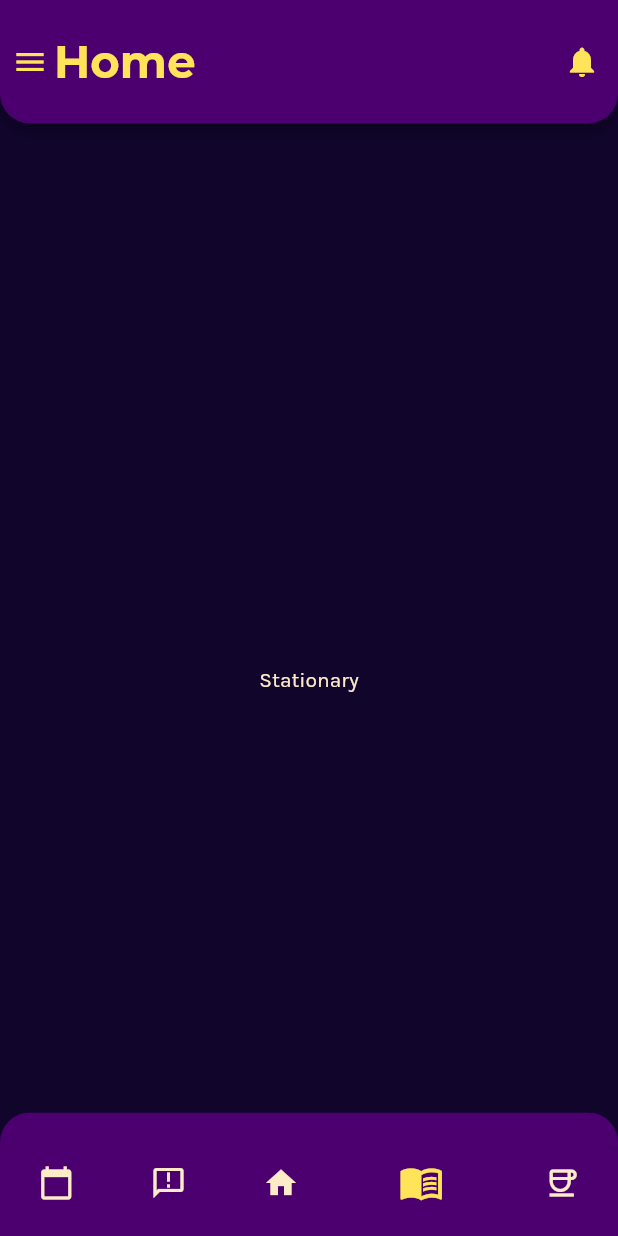
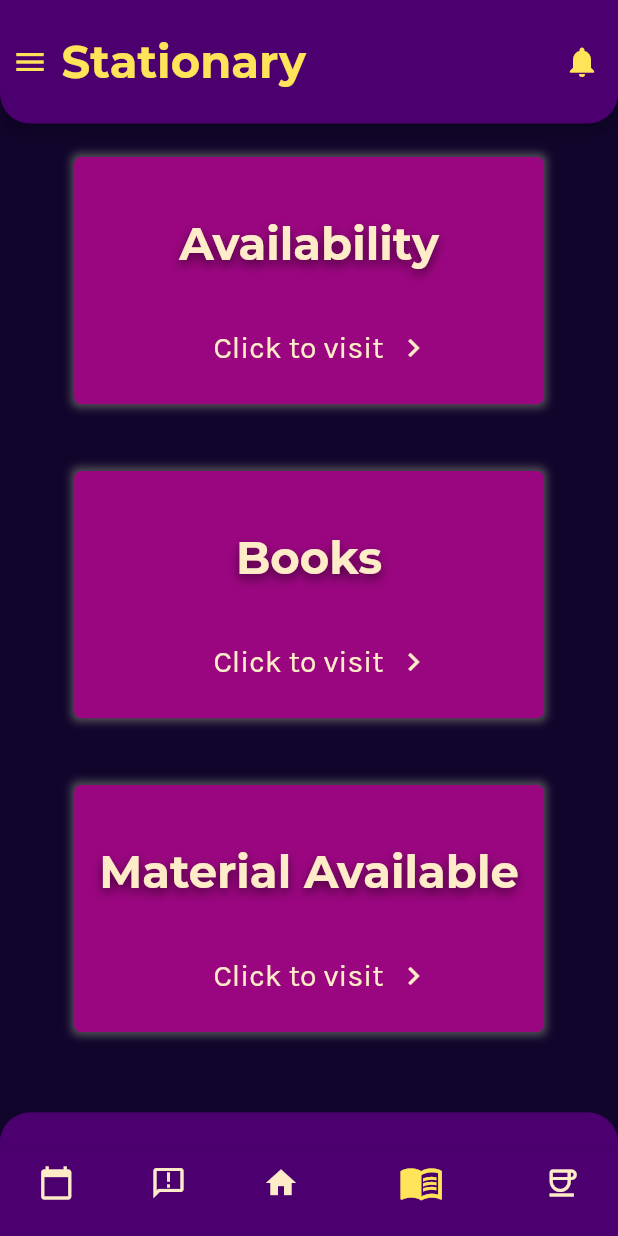
Before and after one commit to arhamsc/SISAC-FrontEnd, a Flutter app: the TabScreen screen opened by its route, item 4 of the bottom bar chosen, on a phone screen of 412 x 824 dp. Run offline on Flutter 3.47's test engine with Material 2 defaults, Android fonts, the phone set to English and light mode, and no system bars; our stand-ins replace shared_preferences; accounts and stored records are empty.

Commit message:
Added bottom screens and fetch menu method

```diff
--- /dev/null
+++ b/lib/providers/cafetaria/cafataria_providers.dart
@@ -0,0 +1,92 @@
+import 'dart:async';
+import 'dart:convert';
+
+import 'package:flutter/material.dart';
+import 'package:http/http.dart' as http;
+import 'package:shared_preferences/shared_preferences.dart';
+
+import '../user_provider.dart';
+import '../../utils/helpers/http_exception.dart';
+
+class MenuItem {
+  final String id;
+  final String name;
+  final String description;
+  final int rating;
+  final int price;
+  final String imageUrl;
+  final bool isAvailable;
+  MenuItem({
+    required this.id,
+    required this.name,
+    required this.description,
+    required this.rating,
+    required this.price,
+    required this.imageUrl,
+    required this.isAvailable,
+  });
+
+  // @override
+  // String toString() {
+  //   return '[id: $id, name: $name, description: $description, rating: $rating, price: $price, imageUrl: $imageUrl, isAvailable: $isAvailable]';
+  // }
+}
+
+class MenuItemProvider with ChangeNotifier {
+  late String _authToken;
+  late String _userId;
+  List<MenuItem> _menuItems = [];
+  void update(token, userId) {
+    _authToken = token;
+    _userId = userId;
+    notifyListeners();
+  }
+
+  List<MenuItem> get items {
+    return [..._menuItems];
+  }
+
+  Uri cafetariaUrl([String endPoint = '']) {
+    final end = endPoint.isEmpty ? '' : '/$endPoint';
+    //return Uri.parse('http://192.168.1.25:3000/cafetaria$end');
+    return Uri.parse('http://172.20.10.3:3000/cafetaria$end');
+  }
+
+  Map<String, String> get _headers {
+    return {
+      'Content-Type': 'application/json; charset=UTF-8',
+      'secret_token': '$_authToken 122',
+    };
+  }
+
+  Future<void> fetchMenu() async {
+    final url = cafetariaUrl();
+    try {
+      final response = await http.get(url, headers: _headers);
+      var decodedData = json.decode(response.body) as Map<String, dynamic>;
+      if (decodedData['error'] != null) {
+        throw HttpException(decodedData['error']['message']);
+      }
+      List<MenuItem> loadedItems = [];
+      //print(decodedData);
+      //print(decodedData['items']);
+      decodedData.forEach((key, value) {
+        loadedItems.add(MenuItem(
+            id: value['_id'],
+            name: value['name'],
+            description: value['description'],
+            rating: value['rating'],
+            price: value['price'],
+            imageUrl: value['imageUrl'],
+            isAvailable: value['isAvailable']));
+      });
+      //decodedData['items'];
+      _menuItems = loadedItems;
+      //print(_menuItems);
+      //print(_menuItems);
+      notifyListeners();
+    } on HttpException catch (error) {
+      print(error.message);
+    }
+  }
+}
--- a/lib/providers/user_provider.dart
+++ b/lib/providers/user_provider.dart
@@ -12,10 +12,12 @@ class User {
   final String id;
   final String username;
   final String role;
+  final String name;
   User({
     required this.id,
     required this.username,
     required this.role,
+    required this.name,
   });
 }
 
@@ -26,6 +28,7 @@ class Auth with ChangeNotifier {
   String? _userId;
   Timer? _authTimer;
   String? _role;
+  String? _name;
 
   List<User> _user = [];
 
@@ -34,7 +37,8 @@ class Auth with ChangeNotifier {
   }
 
   Uri url(String endPoint) {
-    final url = Uri.parse('http://192.168.1.25:3000/$endPoint');
+    // final url = Uri.parse('http://192.168.1.25:3000/$endPoint');
+    final url = Uri.parse('http://172.20.10.3:3000/$endPoint');
     return url;
   }
 
@@ -67,6 +71,7 @@ class Auth with ChangeNotifier {
         id: decodedData['id'],
         username: decodedData['username'],
         role: decodedData['role'],
+        name: decodedData['name'],
       );
       _user.add(newUser);
       //if there is an error then it is thrown here
@@ -76,6 +81,7 @@ class Auth with ChangeNotifier {
       _token = decodedData['token'];
       _userId = decodedData['id'];
       _role = decodedData['role'];
+      _name = decodedData['name'];
       _expiryDate = DateTime.now().add(
         Duration(
           milliseconds: decodedData['expiresIn'],
@@ -88,7 +94,8 @@ class Auth with ChangeNotifier {
         'token': _token,
         'userId': _userId,
         'expiryDate': _expiryDate?.toIso8601String(),
-        'role': _role
+        'role': _role,
+        'name': _name,
       });
       print(userData);
       await prefs.setString('userData', userData);
@@ -109,10 +116,6 @@ class Auth with ChangeNotifier {
 
   //if the token exists then the user is authenticated
   bool get isAuth {
-    // if (tryAutoLogin() == true && _token != null) {
-    //   return true;
-    // }
-    // return false;
     return _token != null;
   }
 
@@ -133,6 +136,7 @@ class Auth with ChangeNotifier {
     _token = extractedData['token'] as String;
     _userId = extractedData['userId'] as String;
     _role = extractedData['role'] as String;
+    _name = extractedData['name'] as String;
     _expiryDate = expiryDate;
     notifyListeners();
     //print("$_token $_userId $_role");
@@ -168,4 +172,7 @@ class Auth with ChangeNotifier {
   String? get getRole {
     return _role;
   }
+  String? get getUserId {
+    return _userId;
+  }
 }
--- a/lib/screens/student_faculty_screens/stationary_screen.dart
+++ b/lib/screens/student_faculty_screens/stationary_screen.dart
@@ -1,4 +1,9 @@
 import "package:flutter/material.dart";
+
+import '../../widgets/home/home_main_card.dart';
+
+import '../../utils/general/screen_size.dart';
+import '../../utils/general/customColor.dart';
 
 class StationaryScreen extends StatelessWidget {
   const StationaryScreen({Key? key}) : super(key: key);
@@ -6,7 +11,31 @@ class StationaryScreen extends StatelessWidget {
   @override
   Widget build(BuildContext context) {
     return Container(
-      child: Center(child: Text("Stationary"),)
+      alignment: Alignment.center,
+      height: ScreenSize.usableHeight(context),
+      child: Column(
+        mainAxisAlignment: MainAxisAlignment.spaceAround,
+        children: [
+          HomeMainCard(
+            mainTitle: "Availability",
+            buttonTitle: "Click to visit",
+            buttonFunction: () {},
+            bgColor: SecondaryPallete.primary,
+          ),
+          HomeMainCard(
+            mainTitle: "Books",
+            buttonTitle: "Click to visit",
+            buttonFunction: () {},
+            bgColor: SecondaryPallete.primary,
+          ),
+          HomeMainCard(
+            mainTitle: "Material Available",
+            buttonTitle: "Click to visit",
+            buttonFunction: () {},
+            bgColor: SecondaryPallete.primary,
+          ),
+        ],
+      ),
     );
   }
 }
--- a/lib/screens/student_faculty_screens/tab_screen.dart
+++ b/lib/screens/student_faculty_screens/tab_screen.dart
@@ -19,13 +19,13 @@ class TabScreen extends StatefulWidget {
 
 class _TabScreenState extends State<TabScreen> {
   List<Map<String, dynamic>>? _pages;
-  int _selectedPageIndex = 0;
+  int _selectedPageIndex = 2;
   @override
   void initState() {
     _pages = [
       {'page': const TimeTableScreen(), 'title': 'TimeTable'},
       {'page': const AnnouncementScreen(), 'title': 'Announcements'},
-      {'page': const HomeScreen(), 'title': 'Home Screen'},
+      {'page': HomeScreen(), 'title': 'Home'},
       {'page': const StationaryScreen(), 'title': 'Stationary'},
       {'page': const CafetariaScreen(), 'title': 'Cafetaria'},
     ];
@@ -42,7 +42,8 @@ class _TabScreenState extends State<TabScreen> {
   Widget build(BuildContext context) {
     return Scaffold(
       drawer: Drawer(),
-      appBar: BaseAppBar.getAppBar("Home", context),
+      appBar:
+          BaseAppBar.getAppBar(_pages![_selectedPageIndex]['title'], context),
       body: _pages![_selectedPageIndex]['page'],
       extendBody: true,
       bottomNavigationBar: BottomNavBar(
--- a/lib/utils/general/screen_size.dart
+++ b/lib/utils/general/screen_size.dart
@@ -14,4 +14,12 @@ class ScreenSize {
     final mediaQ = ScreenSize.mediaQ(ctx);
     return mediaQ.size.width;
   }
+
+  static usableHeight(BuildContext context) {
+    final appBarHeight = AppBar().preferredSize.height;
+    final bottomHeight = ScreenSize.screenHeight(context) * 0.17;
+    final screenHeight =
+        MediaQuery.of(context).size.height - appBarHeight - bottomHeight;
+    return screenHeight;
+  }
 }
--- a/lib/widgets/app_bar.dart
+++ b/lib/widgets/app_bar.dart
@@ -1,12 +1,11 @@
 import 'package:flutter/material.dart';
-import '../utils/general/customColor.dart';
 import '../utils/general/screen_size.dart';
 
 class BaseAppBar {
   static getAppBar(String title, BuildContext context) {
     return AppBar(
       toolbarHeight: ScreenSize.screenHeight(context) * 0.1,
-        leadingWidth: 20,
+      leadingWidth: 25,
       title: Text(title),
       actions: [
         IconButton(
--- a/lib/widgets/bottom_bar.dart
+++ b/lib/widgets/bottom_bar.dart
@@ -19,6 +19,7 @@ class _BottomNavBarState extends State<BottomNavBar> {
   @override
   Widget build(BuildContext context) {
     return Container(
+      margin: const EdgeInsets.all(0),
       height: ScreenSize.screenHeight(context) * 0.1,
       child: ClipRRect(
         borderRadius: const BorderRadius.only(
@@ -28,8 +29,16 @@ class _BottomNavBarState extends State<BottomNavBar> {
         child: Column(
           children: [
             Container(
-                padding: const EdgeInsets.only(bottom: 25),
-                color: Palette.senaryDefault),
+              margin: const EdgeInsets.all(0),
+              padding: const EdgeInsets.only(bottom: 25),
+              decoration: BoxDecoration(
+                border: Border.all(
+                  width: 0,
+                  color: Palette.senaryDefault,
+                ),
+                color: Palette.senaryDefault,
+              ),
+            ),
             BottomNavigationBar(
               items: const [
                 BottomNavigationBarItem(
@@ -69,7 +78,14 @@ class _BottomNavBarState extends State<BottomNavBar> {
             ),
             Expanded(
               child: Container(
-                color: Palette.senaryDefault,
+                decoration: BoxDecoration(
+                  border: Border.all(
+                    width: 0,
+                    color: Palette.senaryDefault,
+                  ),
+                  color: Palette.senaryDefault,
+                ),
+                margin: const EdgeInsets.all(0),
               ),
             )
           ],
--- /dev/null
+++ b/lib/widgets/home/home_main_card.dart
@@ -0,0 +1,86 @@
+import 'package:flutter/material.dart';
+
+import '../../utils/general/screen_size.dart';
+import '../../utils/general/customColor.dart';
+
+class HomeMainCard extends StatelessWidget {
+  const HomeMainCard({
+    Key? key,
+    required this.mainTitle,
+    required this.buttonTitle,
+    required this.buttonFunction,
+    this.bgColor = Palette.secondaryDefault,
+  }) : super(key: key);
+
+  final String mainTitle;
+  final String buttonTitle;
+  final Function() buttonFunction;
+  final Color bgColor;
+
+  @override
+  Widget build(BuildContext context) {
+    return Container(
+      width: ScreenSize.screenWidth(context) * 0.76,
+      height: ScreenSize.screenHeight(context) * 0.2,
+      margin: const EdgeInsets.all(0),
+      decoration: BoxDecoration(
+        borderRadius: BorderRadius.circular(5),
+        color: Colors.black,
+      ),
+      child: Container(
+        decoration: BoxDecoration(
+          boxShadow: [
+            BoxShadow(
+              color: Colors.grey[700]!.withOpacity(0.8),
+              spreadRadius: 2,
+              blurRadius: 4,
+            ),
+          ],
+          borderRadius: BorderRadius.circular(5),
+          color: bgColor,
+        ),
+        child: Column(
+          mainAxisAlignment: MainAxisAlignment.spaceAround,
+          crossAxisAlignment: CrossAxisAlignment.center,
+          children: [
+            const SizedBox(),
+            Text(
+              mainTitle,
+              style: Theme.of(context).textTheme.headline4!.copyWith(
+                color: Palette.tertiaryDefault,
+                shadows: [
+                  const Shadow(
+                    blurRadius: 8.0,
+                    color: Colors.black54,
+                    offset: Offset(0, 3),
+                  ),
+                ],
+              ),
+            ),
+            Container(
+              padding: const EdgeInsets.only(left: 10),
+              child: Row(
+                mainAxisAlignment: MainAxisAlignment.center,
+                crossAxisAlignment: CrossAxisAlignment.center,
+                children: [
+                  TextButton(
+                    onPressed: buttonFunction,
+                    child: Text(
+                      buttonTitle,
+                      style: Theme.of(context).textTheme.bodyText1,
+                    ),
+                  ),
+                  const Icon(
+                    Icons.navigate_next,
+                    size: 24,
+                    color: Palette.tertiaryDefault,
+                  ),
+                ],
+              ),
+            ),
+          ],
+        ),
+      ),
+    );
+  }
+}
```
Also changed, not shown: lib/main.dart (+7 -1 lines), lib/screens/student_faculty_screens/cafetaria_screen.dart (+36 -1 lines), lib/screens/student_faculty_screens/home_screen.dart (+50 -16 lines), lib/widgets/home/home_row_cards.dart (added, +85 -0 lines). Lines whose indentation alone changed are shown as unchanged.
